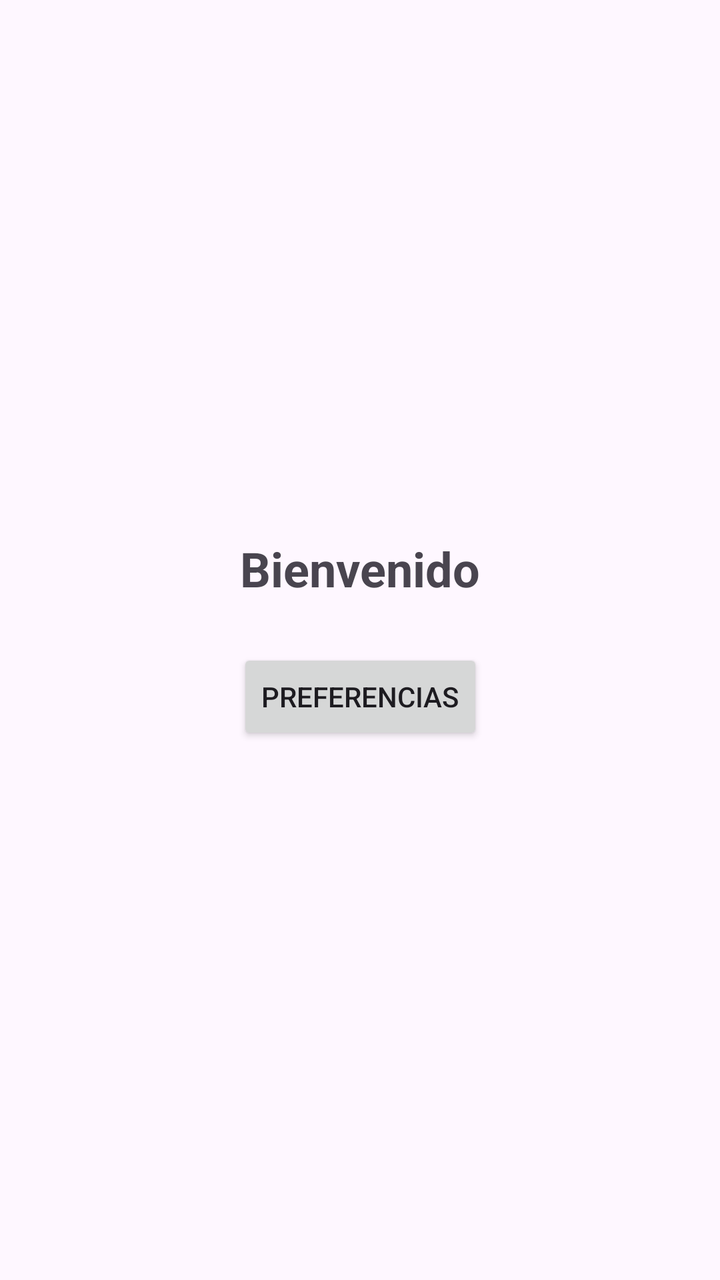
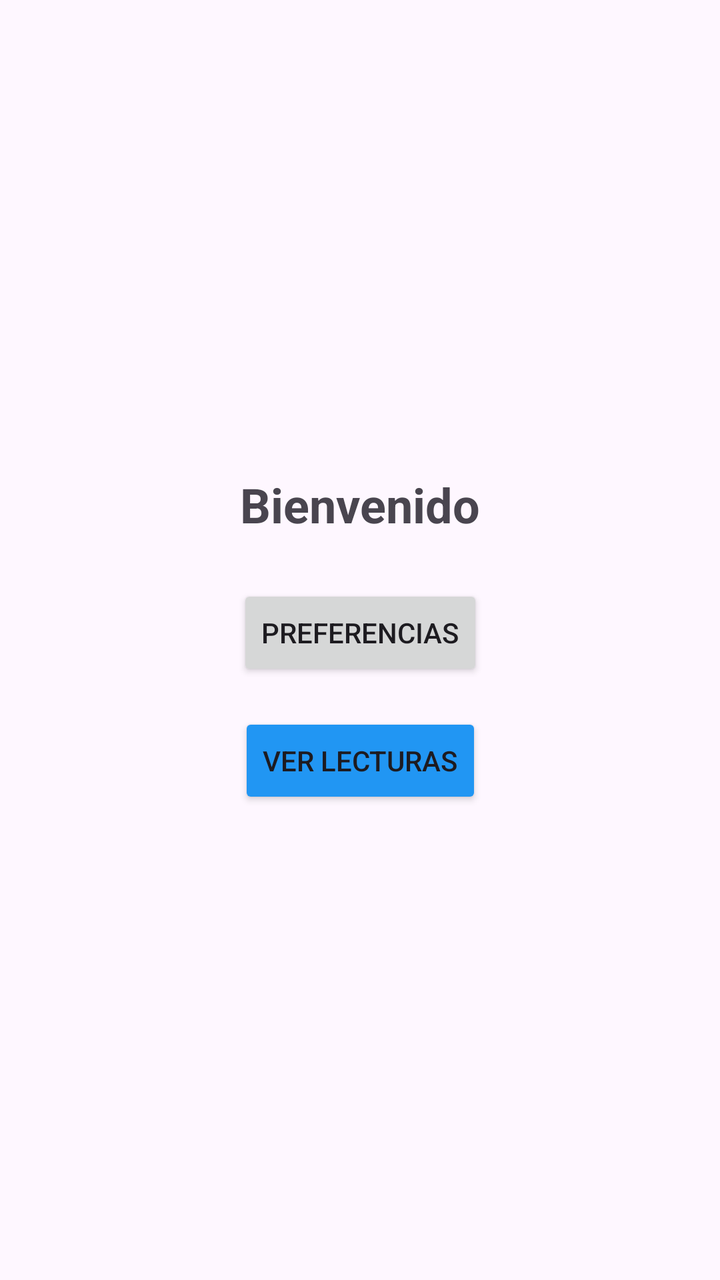

Two renders of the same Android screen: before a commit and after it. Below are the layout's source before the change and the commit's diff.
<!-- AndroidManifest.xml: application theme Theme.MiPrimeraAplicacion -->
<!-- res/layout/activity_bienvenida.xml -->
<?xml version="1.0" encoding="utf-8"?>
<androidx.constraintlayout.widget.ConstraintLayout xmlns:android="http://schemas.android.com/apk/res/android"
    xmlns:app="http://schemas.android.com/apk/res-auto"
    xmlns:tools="http://schemas.android.com/tools"
    android:id="@+id/main"
    android:layout_width="match_parent"
    android:layout_height="match_parent"
    tools:context=".BienvenidaActivity">

    
    <TextView
        android:id="@+id/txtBienvenida"
        android:layout_width="wrap_content"
        android:layout_height="wrap_content"
        android:text="Bienvenido"
        android:textSize="24sp"
        android:textStyle="bold"
        app:layout_constraintBottom_toTopOf="@+id/btnPreferencias"
        app:layout_constraintEnd_toEndOf="parent"
        app:layout_constraintStart_toStartOf="parent"
        app:layout_constraintTop_toTopOf="parent"
        app:layout_constraintVertical_chainStyle="packed" />

    
    <Button
        android:id="@+id/btnPreferencias"
        android:layout_width="wrap_content"
        android:layout_height="wrap_content"
        android:layout_marginTop="24dp"
        android:onClick="onPreferenciasClick"
        android:text="Preferencias"
        app:layout_constraintBottom_toBottomOf="parent"
        app:layout_constraintEnd_toEndOf="parent"
        app:layout_constraintStart_toStartOf="parent"
        app:layout_constraintTop_toBottomOf="@+id/txtBienvenida" />

</androidx.constraintlayout.widget.ConstraintLayout>
<!-- resources referenced by this layout -->
<resources>
  <style name="Theme.MiPrimeraAplicacion" parent="Base.Theme.MiPrimeraAplicacion" />
  <style name="Base.Theme.MiPrimeraAplicacion" parent="Theme.Material3.DayNight.NoActionBar">
          
          
      </style>
</resources>

<!-- the commit's change to res/layout/activity_bienvenida.xml (unified diff, before → after) -->
@@ -29,9 +29,23 @@
         android:layout_marginTop="24dp"
         android:onClick="onPreferenciasClick"
         android:text="Preferencias"
-        app:layout_constraintBottom_toBottomOf="parent"
+        app:layout_constraintBottom_toTopOf="@+id/btnVerLecturas"
         app:layout_constraintEnd_toEndOf="parent"
         app:layout_constraintStart_toStartOf="parent"
         app:layout_constraintTop_toBottomOf="@+id/txtBienvenida" />
 
+    
+    <Button
+        android:id="@+id/btnVerLecturas"
+        android:layout_width="wrap_content"
+        android:layout_height="wrap_content"
+        android:layout_marginTop="16dp"
+        android:onClick="onVerLecturasClick"
+        android:text="Ver Lecturas"
+        android:backgroundTint="#2196F3"
+        app:layout_constraintBottom_toBottomOf="parent"
+        app:layout_constraintEnd_toEndOf="parent"
+        app:layout_constraintStart_toStartOf="parent"
+        app:layout_constraintTop_toBottomOf="@+id/btnPreferencias" />
+
 </androidx.constraintlayout.widget.ConstraintLayout>
